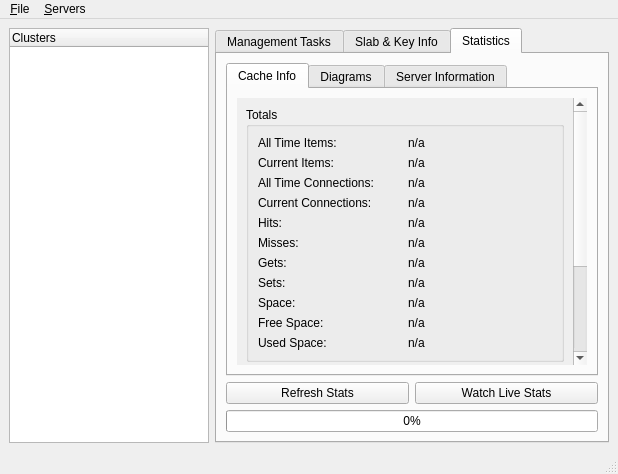
Before: the Qt Designer form GUI/MainWindow.ui in licface/memcached-manager, drawn with Qt 5.
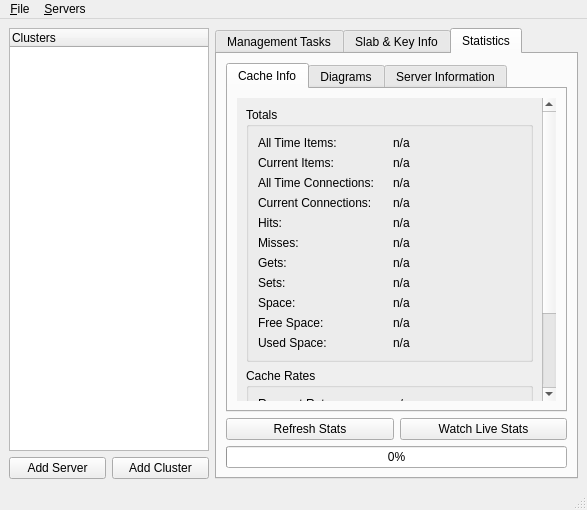
After: the same form once the commit is applied. The open tabs and pages were chosen to show the change.

Commit message: Added a "Add Server" & "Add Cluster" button to the bottom of the main window

Patch:
```diff
--- a/GUI/MainWindow.ui
+++ b/GUI/MainWindow.ui
@@ -5,8 +5,8 @@
    <rect>
     <x>0</x>
     <y>0</y>
-    <width>618</width>
-    <height>474</height>
+    <width>587</width>
+    <height>510</height>
    </rect>
   </property>
   <property name="contextMenuPolicy" >
@@ -16,7 +16,9 @@
    <string>Memcached Manager</string>
   </property>
   <widget class="QWidget" name="centralwidget" >
-   <layout class="QHBoxLayout" name="horizontalLayout" >
+   <layout class="QHBoxLayout" name="horizontalLayout_5" >
+    <item>
+     <layout class="QVBoxLayout" name="verticalLayout_5" >
     <item>
      <widget class="QTreeWidget" name="treeCluster" >
       <property name="sizePolicy" >
@@ -48,6 +50,26 @@
      </widget>
     </item>
     <item>
+       <layout class="QHBoxLayout" name="horizontalLayout" >
+        <item>
+         <widget class="QPushButton" name="btnAddServer" >
+          <property name="text" >
+           <string>Add Server</string>
+          </property>
+         </widget>
+        </item>
+        <item>
+         <widget class="QPushButton" name="btnAddCluster" >
+          <property name="text" >
+           <string>Add Cluster</string>
+          </property>
+         </widget>
+        </item>
+       </layout>
+      </item>
+     </layout>
+    </item>
+    <item>
      <widget class="QTabWidget" name="tabsMain" >
       <property name="minimumSize" >
        <size>
@@ -164,8 +186,8 @@
                <property name="geometry" >
                 <rect>
                  <x>0</x>
-                 <y>-229</y>
-                 <width>335</width>
+                 <y>0</y>
+                 <width>266</width>
                  <height>476</height>
                 </rect>
                </property>
@@ -540,7 +562,7 @@
     <rect>
      <x>0</x>
      <y>0</y>
-     <width>618</width>
+     <width>587</width>
      <height>26</height>
     </rect>
    </property>
```
Left out of the diff: 4 changed lines with no effect on the pictures. Lines whose indentation alone changed are shown as unchanged. The commit also changes 6 other files.
